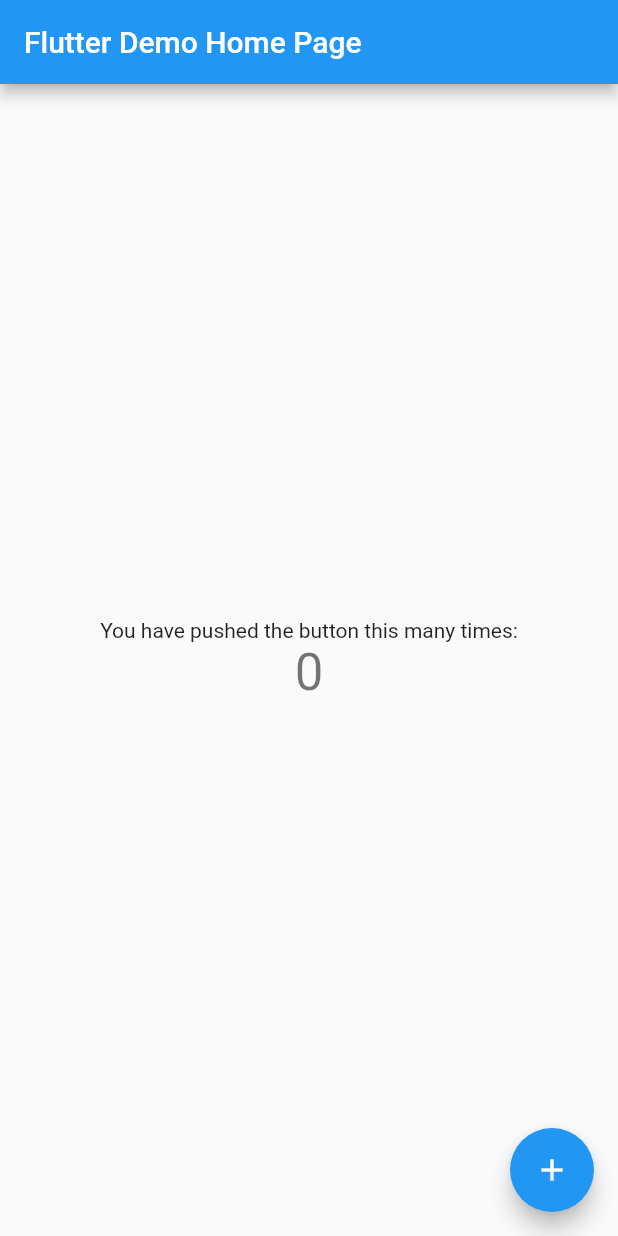
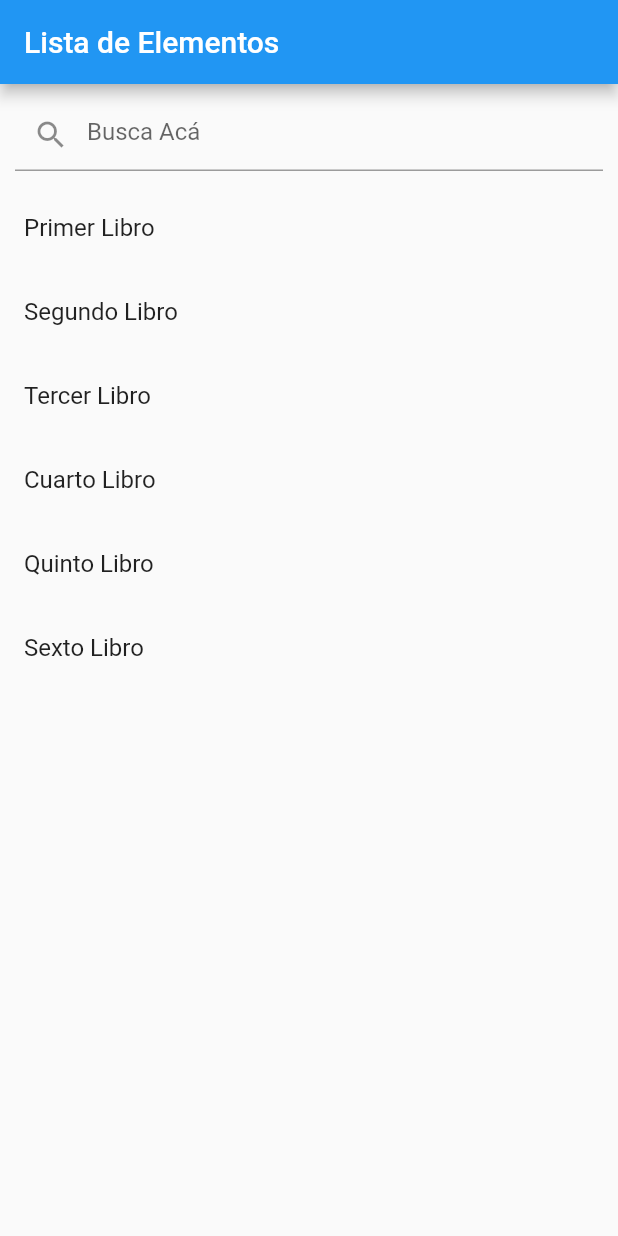
Before and after one commit to concamil-globant/Flutter_Initials, a Flutter app: the screen it shows after launch, on a phone screen of 412 x 824 dp. Run offline on Flutter 3.47's test engine with Material 2 defaults, Android fonts, the phone set to English and light mode, and no system bars; our stand-ins replace flutter_pw_validator, flutter_secure_storage.

Commit message:
book searching

```diff
--- /dev/null
+++ b/dynamic_listview/lib/book.dart
@@ -0,0 +1,15 @@
+class Book {
+  final String fullName;
+  final String price;
+
+  Book(this.fullName, this.price);
+}
+
+List<Book> retrieveAllBooks = [
+  Book('Primer Libro', 'Primer Precio'),
+  Book('Segundo Libro', 'Segundo Precio'),
+  Book('Tercer Libro', 'Tercer Precio'),
+  Book('Cuarto Libro', 'Cuarto Precio'),
+  Book('Quinto Libro', 'Quinto Precio'),
+  Book('Sexto Libro', 'Sexto Precio')
+];
--- /dev/null
+++ b/dynamic_listview/lib/listview.dart
@@ -0,0 +1,60 @@
+import 'package:dynamic_listview/book.dart';
+import 'package:flutter/material.dart';
+
+class ListViewScreen extends StatefulWidget {
+  const ListViewScreen({Key? key}) : super(key: key);
+
+  @override
+  State<ListViewScreen> createState() => _ListViewScreenState();
+}
+
+class _ListViewScreenState extends State<ListViewScreen> {
+  List<Book> options = retrieveAllBooks;
+
+  @override
+  Widget build(BuildContext context) {
+    return Scaffold(
+      appBar: AppBar(
+        title: const Text('Lista de Elementos'),
+      ),
+      body: Column(children: [
+        Container(
+          margin: const EdgeInsets.all(10.0),
+          child: TextField(
+              decoration: const InputDecoration(
+                  prefixIcon: Icon(Icons.search), hintText: 'Busca Acá'),
+              onChanged: filterBooks),
+        ),
+        Expanded(
+            child: ListView.builder(
+                itemCount: options.length,
+                itemBuilder: (context, index) {
+                  final book = options[index];
+
+                  return ListTile(
+                    title: Text(book.fullName),
+                  );
+                }))
+      ]),
+    );
+  }
+
+  void filterBooks(String value) {
+    if (value.isEmpty) {
+      setState(() {
+        options = retrieveAllBooks;
+      });
+      return;
+    }
+
+    final suggestions = options.where((element) {
+      final billTitle = element.fullName.toLowerCase();
+      final input = value.toLowerCase();
+      return billTitle.contains(input);
+    }).toList();
+
+    setState(() {
+      options = suggestions;
+    });
+  }
+}
--- a/dynamic_listview/lib/main.dart
+++ b/dynamic_listview/lib/main.dart
@@ -1,3 +1,4 @@
+import 'package:dynamic_listview/listview.dart';
 import 'package:flutter/material.dart';
 
 void main() {
@@ -7,109 +8,9 @@
 class MyApp extends StatelessWidget {
   const MyApp({Key? key}) : super(key: key);
 
-  // This widget is the root of your application.
   @override
   Widget build(BuildContext context) {
-    return MaterialApp(
-      title: 'Flutter Demo',
-      theme: ThemeData(
-        // This is the theme of your application.
-        //
-        // Try running your application with "flutter run". You'll see the
-        // application has a blue toolbar. Then, without quitting the app, try
-        // changing the primarySwatch below to Colors.green and then invoke
-        // "hot reload" (press "r" in the console where you ran "flutter run",
-        // or simply save your changes to "hot reload" in a Flutter IDE).
-        // Notice that the counter didn't reset back to zero; the application
-        // is not restarted.
-        primarySwatch: Colors.blue,
-      ),
-      home: const MyHomePage(title: 'Flutter Demo Home Page'),
-    );
+    return const MaterialApp(
+        debugShowCheckedModeBanner: false, home: ListViewScreen());
   }
 }
-
-class MyHomePage extends StatefulWidget {
-  const MyHomePage({Key? key, required this.title}) : super(key: key);
-
-  // This widget is the home page of your application. It is stateful, meaning
-  // that it has a State object (defined below) that contains fields that affect
-  // how it looks.
-
-  // This class is the configuration for the state. It holds the values (in this
-  // case the title) provided by the parent (in this case the App widget) and
-  // used by the build method of the State. Fields in a Widget subclass are
-  // always marked "final".
-
-  final String title;
-
-  @override
-  State<MyHomePage> createState() => _MyHomePageState();
-}
-
-class _MyHomePageState extends State<MyHomePage> {
-  int _counter = 0;
-
-  void _incrementCounter() {
-    setState(() {
-      // This call to setState tells the Flutter framework that something has
-      // changed in this State, which causes it to rerun the build method below
-      // so that the display can reflect the updated values. If we changed
-      // _counter without calling setState(), then the build method would not be
-      // called again, and so nothing would appear to happen.
-      _counter++;
-    });
-  }
-
-  @override
-  Widget build(BuildContext context) {
-    // This method is rerun every time setState is called, for instance as done
-    // by the _incrementCounter method above.
-    //
-    // The Flutter framework has been optimized to make rerunning build methods
-    // fast, so that you can just rebuild anything that needs updating rather
-    // than having to individually change instances of widgets.
-    return Scaffold(
-      appBar: AppBar(
-        // Here we take the value from the MyHomePage object that was created by
-        // the App.build method, and use it to set our appbar title.
-        title: Text(widget.title),
-      ),
-      body: Center(
-        // Center is a layout widget. It takes a single child and positions it
-        // in the middle of the parent.
-        child: Column(
-          // Column is also a layout widget. It takes a list of children and
-          // arranges them vertically. By default, it sizes itself to fit its
-          // children horizontally, and tries to be as tall as its parent.
-          //
-          // Invoke "debug painting" (press "p" in the console, choose the
-          // "Toggle Debug Paint" action from the Flutter Inspector in Android
-          // Studio, or the "Toggle Debug Paint" command in Visual Studio Code)
-          // to see the wireframe for each widget.
-          //
-          // Column has various properties to control how it sizes itself and
-          // how it positions its children. Here we use mainAxisAlignment to
-          // center the children vertically; the main axis here is the vertical
-          // axis because Columns are vertical (the cross axis would be
-          // horizontal).
-          mainAxisAlignment: MainAxisAlignment.center,
-          children: <Widget>[
-            const Text(
-              'You have pushed the button this many times:',
-            ),
-            Text(
-              '$_counter',
-              style: Theme.of(context).textTheme.headline4,
-            ),
-          ],
-        ),
-      ),
-      floatingActionButton: FloatingActionButton(
-        onPressed: _incrementCounter,
-        tooltip: 'Increment',
-        child: const Icon(Icons.add),
-      ), // This trailing comma makes auto-formatting nicer for build methods.
-    );
-  }
-}
```
